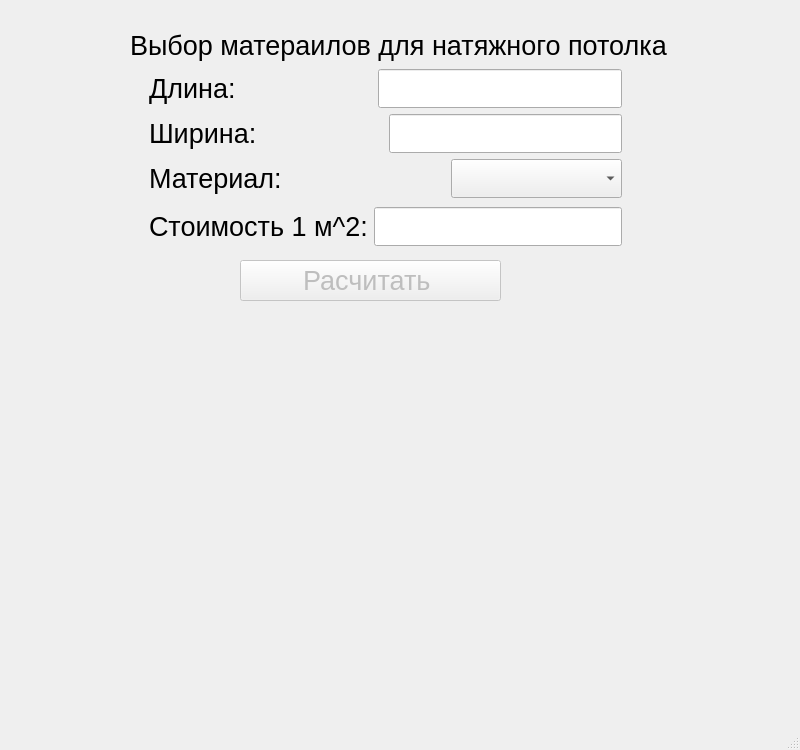
The window that mainwindow.ui (KorolevIvanMi/Qt_labs) describes before a commit, drawn with Qt 5.
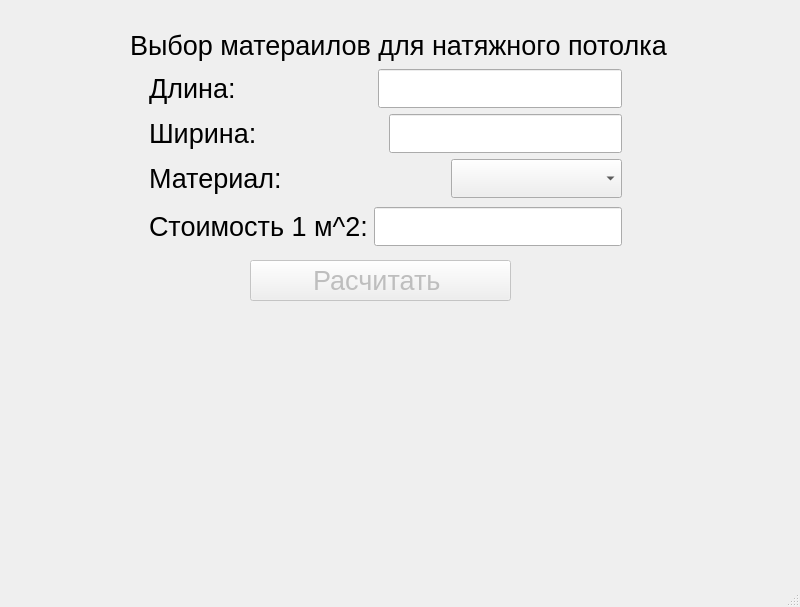
The same window after the commit.

```diff
--- a/mainwindow.ui
+++ b/mainwindow.ui
@@ -7,7 +7,7 @@
     <x>0</x>
     <y>0</y>
     <width>800</width>
-    <height>750</height>
+    <height>607</height>
    </rect>
   </property>
   <property name="windowTitle">
@@ -202,7 +202,7 @@
     </property>
     <property name="geometry">
      <rect>
-      <x>240</x>
+      <x>250</x>
       <y>260</y>
       <width>261</width>
       <height>41</height>
@@ -220,9 +220,9 @@
    <widget class="QLabel" name="resultLbl">
     <property name="geometry">
      <rect>
-      <x>220</x>
+      <x>230</x>
       <y>330</y>
-      <width>311</width>
+      <width>371</width>
       <height>201</height>
      </rect>
     </property>
```
